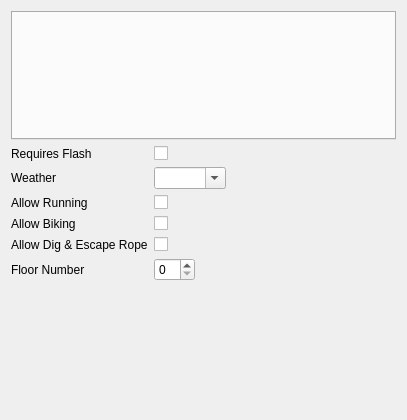
The window that forms/mapheaderform.ui (itskobold/porymap) describes before a commit, drawn with Qt 5.
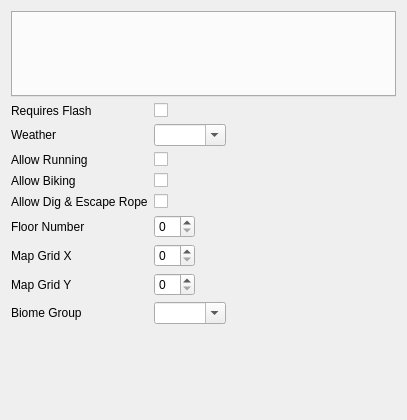
The same window after the commit. Custom widgets are drawn as their Qt base class.

Commit message: biome painting

Diff of the .ui file:
```diff
--- a/forms/mapheaderform.ui
+++ b/forms/mapheaderform.ui
@@ -131,6 +131,60 @@
        </property>
       </widget>
      </item>
+     <item row="6" column="0">
+      <widget class="QLabel" name="label_MapGridX">
+       <property name="text">
+        <string>Map Grid X</string>
+       </property>
+      </widget>
+     </item>
+     <item row="6" column="1">
+      <widget class="NoScrollSpinBox" name="spinBox_MapGridX">
+       <property name="toolTip">
+        <string>&lt;html&gt;&lt;head/&gt;&lt;body&gt;&lt;p&gt;The X coordinate of this map within the world map grid (0-21, left to right).&lt;/p&gt;&lt;/body&gt;&lt;/html&gt;</string>
+       </property>
+       <property name="maximum">
+        <number>21</number>
+       </property>
+      </widget>
+     </item>
+     <item row="7" column="0">
+      <widget class="QLabel" name="label_MapGridY">
+       <property name="text">
+        <string>Map Grid Y</string>
+       </property>
+      </widget>
+     </item>
+     <item row="7" column="1">
+      <widget class="NoScrollSpinBox" name="spinBox_MapGridY">
+       <property name="toolTip">
+        <string>&lt;html&gt;&lt;head/&gt;&lt;body&gt;&lt;p&gt;The Y coordinate of this map within the world map grid (0-17, with 0 at the bottom).&lt;/p&gt;&lt;/body&gt;&lt;/html&gt;</string>
+       </property>
+       <property name="maximum">
+        <number>17</number>
+       </property>
+      </widget>
+     </item>
+     <item row="8" column="0">
+      <widget class="QLabel" name="label_BiomeGroup">
+       <property name="text">
+        <string>Biome Group</string>
+       </property>
+      </widget>
+     </item>
+     <item row="8" column="1">
+      <widget class="NoScrollComboBox" name="comboBox_BiomeGroup">
+       <property name="toolTip">
+        <string>&lt;html&gt;&lt;head/&gt;&lt;body&gt;&lt;p&gt;The biome group this map belongs to (see constants/biome.h).&lt;/p&gt;&lt;/body&gt;&lt;/html&gt;</string>
+       </property>
+       <property name="editable">
+        <bool>true</bool>
+       </property>
+       <property name="insertPolicy">
+        <enum>QComboBox::InsertPolicy::NoInsert</enum>
+       </property>
+      </widget>
+     </item>
     </layout>
    </item>
    <item>
```
The commit also changes 21 other files.
